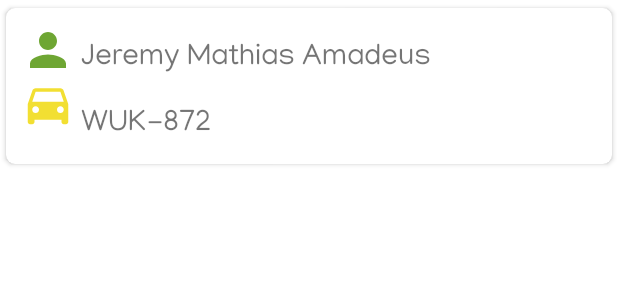
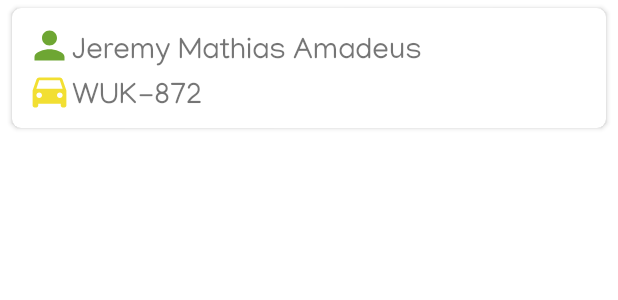
Before and after one commit to Bikcodeh/parkingkotlin, an Android app: the layout item_list_client.xml on its own in the app's theme, with its tools: preview values and no code run, on a phone screen of 412 x 824 dp. Shown: the top 300 px of the screen. Run offline under Robolectric (Android 15) with nearby library versions, the phone set to English and light mode, and no system bars.

Commit message:
UI: modifica item_list_client, acomoda items
-Modifica tamanios de los drawables
-Agrega strings

```diff
--- a/app/src/main/res/drawable/ic_directions_car_yellow.xml
+++ b/app/src/main/res/drawable/ic_directions_car_yellow.xml
@@ -1,5 +1,10 @@
-<vector android:height="64dp" android:tint="#F2DF32"
-    android:viewportHeight="24.0" android:viewportWidth="24.0"
-    android:width="64dp" xmlns:android="http://schemas.android.com/apk/res/android">
-    <path android:fillColor="#FF000000" android:pathData="M18.92,6.01C18.72,5.42 18.16,5 17.5,5h-11c-0.66,0 -1.21,0.42 -1.42,1.01L3,12v8c0,0.55 0.45,1 1,1h1c0.55,0 1,-0.45 1,-1v-1h12v1c0,0.55 0.45,1 1,1h1c0.55,0 1,-0.45 1,-1v-8l-2.08,-5.99zM6.5,16c-0.83,0 -1.5,-0.67 -1.5,-1.5S5.67,13 6.5,13s1.5,0.67 1.5,1.5S7.33,16 6.5,16zM17.5,16c-0.83,0 -1.5,-0.67 -1.5,-1.5s0.67,-1.5 1.5,-1.5 1.5,0.67 1.5,1.5 -0.67,1.5 -1.5,1.5zM5,11l1.5,-4.5h11L19,11L5,11z"/>
+<vector xmlns:android="http://schemas.android.com/apk/res/android"
+    android:width="24dp"
+    android:height="24dp"
+    android:tint="#F2DF32"
+    android:viewportWidth="24.0"
+    android:viewportHeight="24.0">
+    <path
+        android:fillColor="#FF000000"
+        android:pathData="M18.92,6.01C18.72,5.42 18.16,5 17.5,5h-11c-0.66,0 -1.21,0.42 -1.42,1.01L3,12v8c0,0.55 0.45,1 1,1h1c0.55,0 1,-0.45 1,-1v-1h12v1c0,0.55 0.45,1 1,1h1c0.55,0 1,-0.45 1,-1v-8l-2.08,-5.99zM6.5,16c-0.83,0 -1.5,-0.67 -1.5,-1.5S5.67,13 6.5,13s1.5,0.67 1.5,1.5S7.33,16 6.5,16zM17.5,16c-0.83,0 -1.5,-0.67 -1.5,-1.5s0.67,-1.5 1.5,-1.5 1.5,0.67 1.5,1.5 -0.67,1.5 -1.5,1.5zM5,11l1.5,-4.5h11L19,11L5,11z" />
 </vector>
--- a/app/src/main/res/drawable/ic_person_green.xml
+++ b/app/src/main/res/drawable/ic_person_green.xml
@@ -1,5 +1,10 @@
-<vector android:height="64dp" android:tint="#6EA633"
-    android:viewportHeight="24.0" android:viewportWidth="24.0"
-    android:width="64dp" xmlns:android="http://schemas.android.com/apk/res/android">
-    <path android:fillColor="#FF000000" android:pathData="M12,12c2.21,0 4,-1.79 4,-4s-1.79,-4 -4,-4 -4,1.79 -4,4 1.79,4 4,4zM12,14c-2.67,0 -8,1.34 -8,4v2h16v-2c0,-2.66 -5.33,-4 -8,-4z"/>
+<vector xmlns:android="http://schemas.android.com/apk/res/android"
+    android:width="24dp"
+    android:height="24dp"
+    android:tint="#6EA633"
+    android:viewportWidth="24.0"
+    android:viewportHeight="24.0">
+    <path
+        android:fillColor="#FF000000"
+        android:pathData="M12,12c2.21,0 4,-1.79 4,-4s-1.79,-4 -4,-4 -4,1.79 -4,4 1.79,4 4,4zM12,14c-2.67,0 -8,1.34 -8,4v2h16v-2c0,-2.66 -5.33,-4 -8,-4z" />
 </vector>
--- a/app/src/main/res/layout/item_list_client.xml
+++ b/app/src/main/res/layout/item_list_client.xml
@@ -4,55 +4,68 @@
     xmlns:tools="http://schemas.android.com/tools"
     android:layout_width="match_parent"
     android:layout_height="wrap_content"
+    android:layout_marginLeft="@dimen/four_dp"
+    android:layout_marginRight="@dimen/four_dp"
     android:orientation="vertical"
     app:cardCornerRadius="@dimen/six_dp"
     app:cardElevation="@dimen/two_dp"
     app:cardUseCompatPadding="true">
 
-    <RelativeLayout
+    <LinearLayout
         android:layout_width="match_parent"
         android:layout_height="wrap_content"
-        android:layout_margin="@dimen/ten_dp">
+        android:layout_margin="@dimen/ten_dp"
+        android:orientation="vertical">
+
+        <LinearLayout
+            android:layout_width="match_parent"
+            android:layout_height="wrap_content"
+            android:orientation="horizontal"
+            tools:ignore="UseCompoundDrawables">
 
             <ImageView
-            android:id="@+id/item_list_client_img_person"
-            android:layout_width="36dp"
-            android:layout_height="36dp"
-            android:layout_alignParentStart="true"
-            android:layout_alignParentTop="true"
-            android:layout_marginEnd="@dimen/four_dp"
+                android:layout_width="30dp"
+                android:layout_height="30dp"
                 android:src="@drawable/ic_person_green"
                 tools:ignore="ContentDescription" />
+
 
             <TextView
                 android:id="@+id/item_list_client_txt_name"
                 android:layout_width="match_parent"
-            android:layout_height="wrap_content"
-            android:layout_toEndOf="@+id/item_list_client_img_person"
-            android:paddingTop="@dimen/eight_dp"
-            android:text="Jeremy Mathias Amadeus"
+                android:layout_height="match_parent"
+                android:gravity="center_vertical"
+                android:paddingTop="@dimen/four_dp"
+                android:text="@string/dummy_name"
                 android:textSize="@dimen/big_font_size" />
 
+        </LinearLayout>
+
+
+        <LinearLayout
+            android:layout_width="match_parent"
+            android:layout_height="wrap_content"
+            android:orientation="horizontal"
+            tools:ignore="UseCompoundDrawables">
+
             <ImageView
-            android:id="@+id/item_list_client_img_car"
-            android:layout_width="36dp"
-            android:layout_height="36dp"
-            android:layout_below="@+id/item_list_client_img_person"
-            android:layout_alignParentStart="true"
-            android:layout_marginEnd="@dimen/four_dp"
+                android:layout_width="30dp"
+                android:layout_height="30dp"
                 android:src="@drawable/ic_directions_car_yellow"
                 tools:ignore="ContentDescription" />
 
             <TextView
                 android:id="@+id/item_list_client_txt_plaque"
                 android:layout_width="match_parent"
-            android:layout_height="wrap_content"
-            android:layout_below="@+id/item_list_client_txt_name"
-            android:layout_marginTop="@dimen/twelve_dp"
-            android:layout_toEndOf="@+id/item_list_client_img_car"
-            android:text="WUK-872"
+                android:layout_height="match_parent"
+                android:gravity="center_vertical"
+                android:paddingTop="@dimen/four_dp"
+                android:text="@string/dummy_plaque"
                 android:textSize="@dimen/big_font_size" />
 
-    </RelativeLayout>
+        </LinearLayout>
+
+
+    </LinearLayout>
 
 </androidx.cardview.widget.CardView>
--- a/app/src/main/res/values/strings.xml
+++ b/app/src/main/res/values/strings.xml
@@ -16,4 +16,6 @@
     <string name="client_plaque">Placa del vehiculo</string>
     <string name="date">Fecha</string>
     <string name="register_clients">Registrar</string>
+    <string name="dummy_name">Jeremy Mathias Amadeus</string>
+    <string name="dummy_plaque">WUK-872</string>
 </resources>
```
Lines whose indentation alone changed are shown as unchanged.
